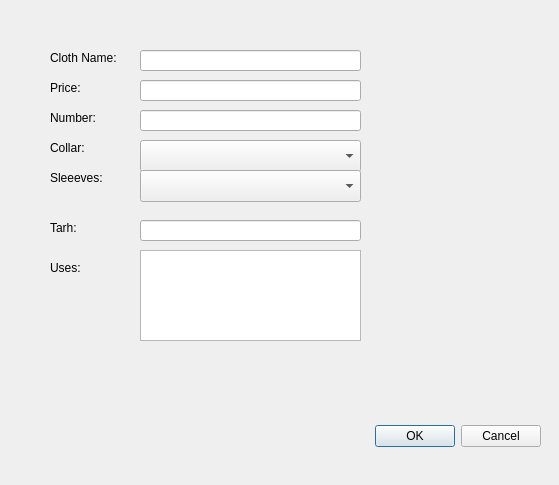
AP-projects-4001/IUT-s-crackpots, file Stor/addcloth.ui: the form before one commit.
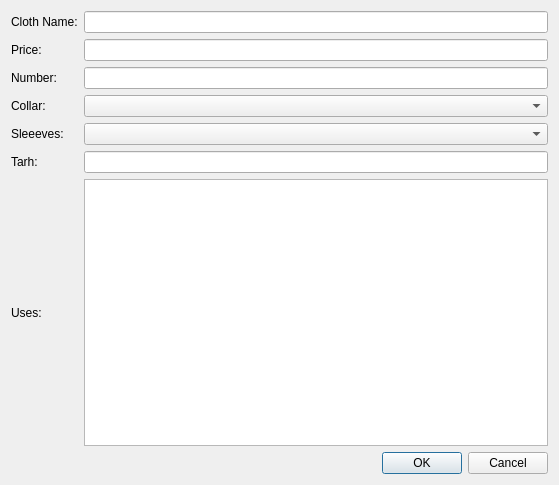
The form after the commit.

The edit to the form file:
```diff
--- a/Stor/addcloth.ui
+++ b/Stor/addcloth.ui
@@ -13,183 +13,88 @@
   <property name="windowTitle">
    <string>Dialog</string>
   </property>
-  <widget class="QDialogButtonBox" name="buttonBox">
-   <property name="geometry">
-    <rect>
-     <x>200</x>
-     <y>420</y>
-     <width>341</width>
-     <height>32</height>
-    </rect>
-   </property>
-   <property name="orientation">
-    <enum>Qt::Horizontal</enum>
-   </property>
-   <property name="standardButtons">
-    <set>QDialogButtonBox::Cancel|QDialogButtonBox::Ok</set>
-   </property>
-  </widget>
+  <layout class="QGridLayout" name="gridLayout">
+   <item row="0" column="0">
   <widget class="QLabel" name="label">
-   <property name="geometry">
-    <rect>
-     <x>50</x>
-     <y>50</y>
-     <width>81</width>
-     <height>16</height>
-    </rect>
-   </property>
    <property name="text">
     <string>Cloth Name:</string>
    </property>
   </widget>
+   </item>
+   <item row="0" column="1">
+    <widget class="QLineEdit" name="lineEdit"/>
+   </item>
+   <item row="1" column="0">
   <widget class="QLabel" name="label_2">
-   <property name="geometry">
-    <rect>
-     <x>50</x>
-     <y>80</y>
-     <width>58</width>
-     <height>16</height>
-    </rect>
-   </property>
    <property name="text">
     <string>Price:</string>
    </property>
   </widget>
+   </item>
+   <item row="1" column="1">
+    <widget class="QLineEdit" name="lineEdit_2"/>
+   </item>
+   <item row="2" column="0">
   <widget class="QLabel" name="label_3">
-   <property name="geometry">
-    <rect>
-     <x>50</x>
-     <y>110</y>
-     <width>58</width>
-     <height>16</height>
-    </rect>
-   </property>
    <property name="text">
     <string>Number:</string>
    </property>
   </widget>
+   </item>
+   <item row="2" column="1">
+    <widget class="QLineEdit" name="lineEdit_3"/>
+   </item>
+   <item row="3" column="0">
   <widget class="QLabel" name="label_4">
-   <property name="geometry">
-    <rect>
-     <x>50</x>
-     <y>140</y>
-     <width>58</width>
-     <height>16</height>
-    </rect>
-   </property>
    <property name="text">
     <string>Collar:</string>
    </property>
   </widget>
+   </item>
+   <item row="3" column="1">
+    <widget class="QComboBox" name="comboBox"/>
+   </item>
+   <item row="4" column="0">
   <widget class="QLabel" name="label_5">
-   <property name="geometry">
-    <rect>
-     <x>50</x>
-     <y>170</y>
-     <width>71</width>
-     <height>16</height>
-    </rect>
-   </property>
    <property name="text">
     <string>Sleeeves:</string>
    </property>
   </widget>
-  <widget class="QLabel" name="label_6">
-   <property name="geometry">
-    <rect>
-     <x>50</x>
-     <y>260</y>
-     <width>58</width>
-     <height>16</height>
-    </rect>
-   </property>
-   <property name="text">
-    <string>Uses:</string>
-   </property>
-  </widget>
+   </item>
+   <item row="4" column="1">
+    <widget class="QComboBox" name="comboBox_2"/>
+   </item>
+   <item row="5" column="0">
   <widget class="QLabel" name="label_7">
-   <property name="geometry">
-    <rect>
-     <x>50</x>
-     <y>220</y>
-     <width>58</width>
-     <height>16</height>
-    </rect>
-   </property>
    <property name="text">
     <string>Tarh:</string>
    </property>
   </widget>
-  <widget class="QLineEdit" name="lineEdit">
-   <property name="geometry">
-    <rect>
-     <x>140</x>
-     <y>50</y>
-     <width>221</width>
-     <height>21</height>
-    </rect>
-   </property>
-  </widget>
-  <widget class="QLineEdit" name="lineEdit_2">
-   <property name="geometry">
-    <rect>
-     <x>140</x>
-     <y>80</y>
-     <width>221</width>
-     <height>21</height>
-    </rect>
-   </property>
-  </widget>
-  <widget class="QLineEdit" name="lineEdit_3">
-   <property name="geometry">
-    <rect>
-     <x>140</x>
-     <y>110</y>
-     <width>221</width>
-     <height>21</height>
-    </rect>
-   </property>
-  </widget>
-  <widget class="QComboBox" name="comboBox">
-   <property name="geometry">
-    <rect>
-     <x>140</x>
-     <y>140</y>
-     <width>221</width>
-     <height>32</height>
-    </rect>
-   </property>
-  </widget>
-  <widget class="QComboBox" name="comboBox_2">
-   <property name="geometry">
-    <rect>
-     <x>140</x>
-     <y>170</y>
-     <width>221</width>
-     <height>32</height>
-    </rect>
-   </property>
-  </widget>
-  <widget class="QLineEdit" name="lineEdit_4">
-   <property name="geometry">
-    <rect>
-     <x>140</x>
-     <y>220</y>
-     <width>221</width>
-     <height>21</height>
-    </rect>
-   </property>
-  </widget>
-  <widget class="QTextEdit" name="textEdit">
-   <property name="geometry">
-    <rect>
-     <x>140</x>
-     <y>250</y>
-     <width>221</width>
-     <height>91</height>
-    </rect>
-   </property>
-  </widget>
+   </item>
+   <item row="5" column="1">
+    <widget class="QLineEdit" name="lineEdit_4"/>
+   </item>
+   <item row="6" column="0">
+    <widget class="QLabel" name="label_6">
+     <property name="text">
+      <string>Uses:</string>
+     </property>
+    </widget>
+   </item>
+   <item row="6" column="1">
+    <widget class="QTextEdit" name="textEdit"/>
+   </item>
+   <item row="7" column="1">
+    <widget class="QDialogButtonBox" name="buttonBox">
+     <property name="orientation">
+      <enum>Qt::Horizontal</enum>
+     </property>
+     <property name="standardButtons">
+      <set>QDialogButtonBox::Cancel|QDialogButtonBox::Ok</set>
+     </property>
+    </widget>
+   </item>
+  </layout>
  </widget>
  <resources/>
  <connections>
```
Lines whose indentation alone changed are shown as unchanged.
